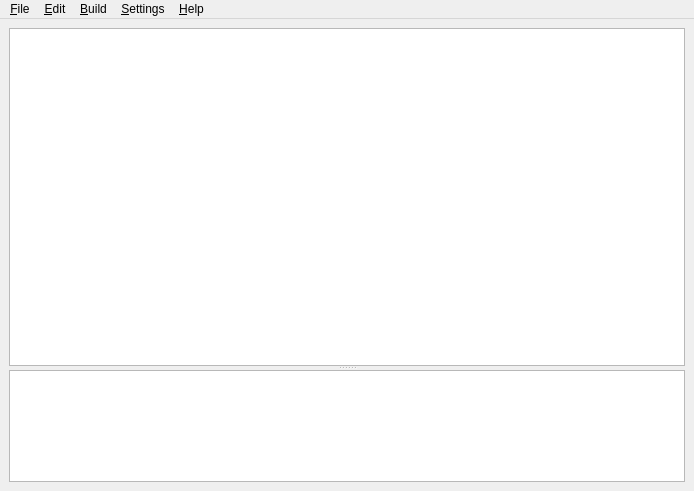
Qt form src/MainWindow.ui (Zeex/qawno) before a commit.
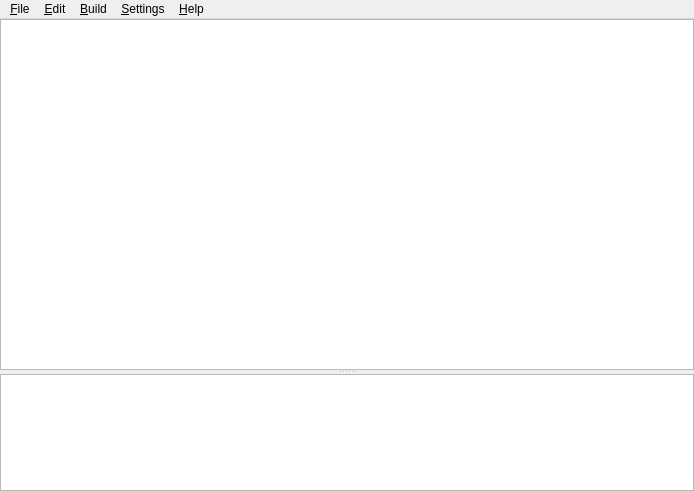
The same form after that commit. Icons and pictures are not drawn. Custom widgets are drawn as their Qt base class.

Commit message: Remove the margins around the central widget

Patch:
```diff
--- a/src/MainWindow.ui
+++ b/src/MainWindow.ui
@@ -31,6 +31,18 @@
     <bool>true</bool>
    </property>
    <layout class="QVBoxLayout" name="verticalLayout" stretch="0">
+    <property name="leftMargin">
+     <number>0</number>
+    </property>
+    <property name="topMargin">
+     <number>0</number>
+    </property>
+    <property name="rightMargin">
+     <number>0</number>
+    </property>
+    <property name="bottomMargin">
+     <number>0</number>
+    </property>
     <item>
      <widget class="QSplitter" name="splitter">
       <property name="acceptDrops">
```
Left out of the diff: 2 changed lines with no effect on the pictures.
